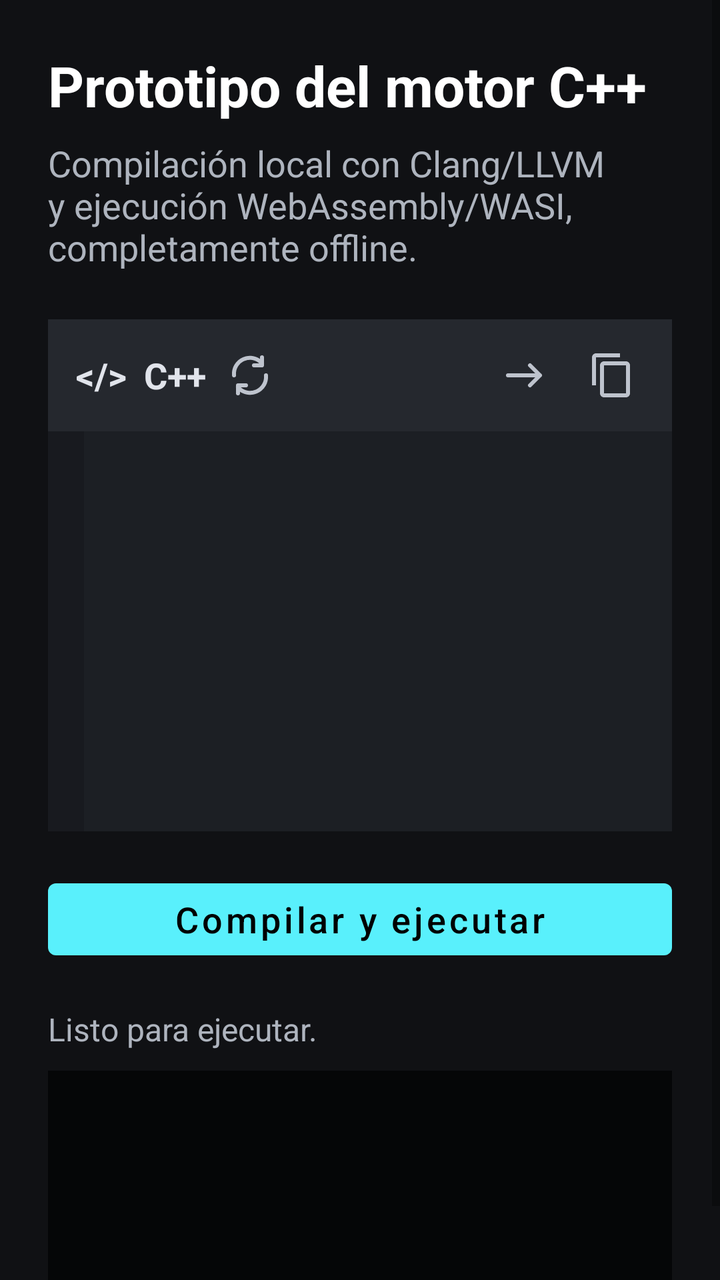
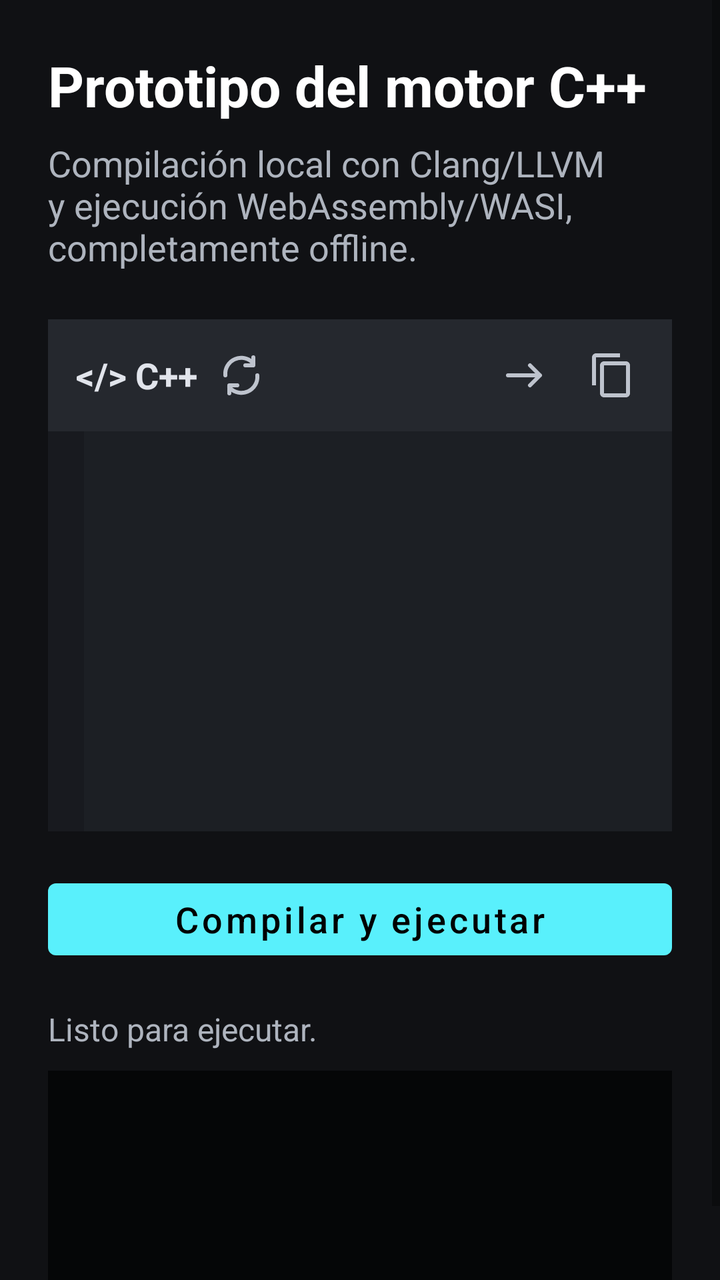

An Android layout rendered at two revisions. The XML below is the earlier revision; the diff shows what the commit changed to produce the second picture.
<!-- AndroidManifest.xml: application theme Theme.LearnGraphicsProgramming -->
<!-- res/layout/activity_cpp_prototype.xml -->
<?xml version="1.0" encoding="utf-8"?>
<ScrollView
    xmlns:android="http://schemas.android.com/apk/res/android"
    android:layout_width="match_parent"
    android:layout_height="match_parent"
    android:background="#101114"
    android:clipChildren="false"
    android:clipToPadding="false"
    android:fillViewport="true">

    <LinearLayout
        android:layout_width="match_parent"
        android:layout_height="wrap_content"
        android:clipChildren="false"
        android:clipToPadding="false"
        android:orientation="vertical"
        android:padding="24dp">

        <TextView
            android:layout_width="match_parent"
            android:layout_height="wrap_content"
            android:text="@string/cpp_runtime_title"
            android:textColor="#FFFFFF"
            android:textSize="28sp"
            android:textStyle="bold" />

        <TextView
            android:layout_width="match_parent"
            android:layout_height="wrap_content"
            android:layout_marginTop="8dp"
            android:text="@string/cpp_runtime_description"
            android:textColor="#AEB4BE"
            android:textSize="18sp" />

        

        <LinearLayout
            android:id="@+id/codeCard"
            android:layout_width="match_parent"
            android:layout_height="wrap_content"
            android:layout_marginTop="24dp"
            android:orientation="vertical">

            

            <LinearLayout
                android:layout_width="match_parent"
                android:layout_height="wrap_content"
                android:background="#25282E"
                android:gravity="center_vertical"
                android:orientation="horizontal"
                android:paddingStart="14dp"
                android:paddingTop="8dp"
                android:paddingEnd="8dp"
                android:paddingBottom="8dp">

                <TextView
                    android:layout_width="wrap_content"
                    android:layout_height="wrap_content"
                    android:text="&lt;/&gt;  C++"
                    android:textColor="#E1E4EB"
                    android:textSize="18sp"
                    android:textStyle="bold" />

                <TextView
                    android:id="@+id/resetCodeButton"
                    android:layout_width="wrap_content"
                    android:layout_height="wrap_content"
                    android:contentDescription="@string/exercise_reset_code"
                    android:gravity="center"
                    android:paddingStart="10dp"
                    android:paddingTop="8dp"
                    android:paddingEnd="10dp"
                    android:paddingBottom="8dp"
                    android:drawableStart="@drawable/ic_code_reset" />

                <View
                    android:layout_width="0dp"
                    android:layout_height="1dp"
                    android:layout_weight="1" />

                <TextView
                    android:id="@+id/alignCodeButton"
                    android:layout_width="wrap_content"
                    android:layout_height="wrap_content"
                    android:contentDescription="@string/exercise_wrap_disabled"
                    android:gravity="center"
                    android:paddingStart="10dp"
                    android:paddingTop="8dp"
                    android:paddingEnd="10dp"
                    android:paddingBottom="8dp"
                    android:drawableStart="@drawable/ic_code_wrap_off" />

                <TextView
                    android:id="@+id/copyCodeButton"
                    android:layout_width="wrap_content"
                    android:layout_height="wrap_content"
                    android:contentDescription="@string/copy_code"
                    android:gravity="center"
                    android:paddingStart="10dp"
                    android:paddingTop="8dp"
                    android:paddingEnd="10dp"
                    android:paddingBottom="8dp"
                    android:drawableStart="@drawable/ic_code_copy" />

            </LinearLayout>

            

            <LinearLayout
                android:id="@+id/codeEditorBody"
                android:layout_width="match_parent"
                android:layout_height="wrap_content"
                android:background="#1C1F24"
                android:baselineAligned="false"
                android:minHeight="200dp"
                android:orientation="horizontal">

                

                <TextView
                    android:id="@+id/lineNumbers"
                    android:layout_width="18dp"
                    android:layout_height="match_parent"
                    android:background="#181A1F"
                    android:fontFamily="monospace"
                    android:gravity="top|end"
                    android:includeFontPadding="false"
                    android:paddingStart="0dp"
                    android:paddingTop="16dp"
                    android:paddingEnd="3dp"
                    android:paddingBottom="16dp"
                    android:textColor="#6F7782"
                    android:textSize="18sp" />

                

                <EditText
                    android:id="@+id/sourceCode"
                    android:layout_width="0dp"
                    android:layout_height="wrap_content"
                    android:layout_weight="1"
                    android:background="@android:color/transparent"
                    android:fontFamily="monospace"
                    android:gravity="top|start"
                    android:includeFontPadding="false"
                    android:inputType="textMultiLine|textNoSuggestions"
                    android:minHeight="200dp"
                    android:overScrollMode="never"
                    android:paddingStart="10dp"
                    android:paddingTop="16dp"
                    android:paddingEnd="16dp"
                    android:paddingBottom="16dp"
                    android:scrollHorizontally="true"
                    android:scrollbars="horizontal"
                    android:textColor="#E6EDF3"
                    android:textSize="18sp" />

            </LinearLayout>

        </LinearLayout>

        <Button
            android:id="@+id/runButton"
            android:layout_width="match_parent"
            android:layout_height="wrap_content"
            android:layout_marginTop="20dp"
            android:text="@string/cpp_runtime_run"
            android:textAllCaps="false"
            android:textSize="18sp" />

        <TextView
            android:id="@+id/statusText"
            android:layout_width="match_parent"
            android:layout_height="wrap_content"
            android:layout_marginTop="20dp"
            android:text="@string/cpp_runtime_ready"
            android:textColor="#AEB4BE"
            android:textSize="16sp" />

        <TextView
            android:id="@+id/outputText"
            android:layout_width="match_parent"
            android:layout_height="wrap_content"
            android:layout_marginTop="10dp"
            android:background="#050607"
            android:fontFamily="monospace"
            android:minHeight="120dp"
            android:padding="18sp"
            android:textColor="#79E29D"
            android:textIsSelectable="true"
            android:textSize="18sp" />

    </LinearLayout>

</ScrollView>
<!-- resources referenced by this layout -->
<resources>
  <!-- drawable ic_code_copy (drawable) -->
  <vector xmlns:android="http://schemas.android.com/apk/res/android"
      android:width="24dp"
      android:height="24dp"
      android:viewportWidth="24"
      android:viewportHeight="24">
  
      <path
          android:fillColor="#BEC3CD"
          android:pathData="M16,1H4C2.9,1 2,1.9 2,3V17H4V3H16V1ZM19,5H8C6.9,5 6,5.9 6,7V21C6,22.1 6.9,23 8,23H19C20.1,23 21,22.1 21,21V7C21,5.9 20.1,5 19,5ZM19,21H8V7H19V21Z" />
  
  </vector>
  <!-- drawable ic_code_reset (drawable) -->
  <vector xmlns:android="http://schemas.android.com/apk/res/android"
      android:width="24dp"
      android:height="24dp"
      android:viewportWidth="24"
      android:viewportHeight="24">
  
      <path
          android:fillColor="@android:color/transparent"
          android:strokeColor="#BEC3CD"
          android:strokeWidth="2"
          android:strokeLineCap="round"
          android:strokeLineJoin="round"
          android:pathData="M4,12 A8,8 0,0 1,18,6" />
  
      <path
          android:fillColor="@android:color/transparent"
          android:strokeColor="#BEC3CD"
          android:strokeWidth="2"
          android:strokeLineCap="round"
          android:strokeLineJoin="round"
          android:pathData="M18,3 L18,7 L14,7" />
  
      <path
          android:fillColor="@android:color/transparent"
          android:strokeColor="#BEC3CD"
          android:strokeWidth="2"
          android:strokeLineCap="round"
          android:strokeLineJoin="round"
          android:pathData="M20,12 A8,8 0,0 1,6,18" />
  
      <path
          android:fillColor="@android:color/transparent"
          android:strokeColor="#BEC3CD"
          android:strokeWidth="2"
          android:strokeLineCap="round"
          android:strokeLineJoin="round"
          android:pathData="M6,21 L6,17 L10,17" />
  
  </vector>
  <!-- drawable ic_code_wrap_off (drawable) -->
  <vector xmlns:android="http://schemas.android.com/apk/res/android"
      android:width="24dp"
      android:height="24dp"
      android:viewportWidth="24"
      android:viewportHeight="24">
  
      <path
          android:fillColor="@android:color/transparent"
          android:strokeColor="#BEC3CD"
          android:strokeWidth="2"
          android:strokeLineCap="round"
          android:strokeLineJoin="round"
          android:pathData="M4,12 L20,12 M15,7 L20,12 L15,17" />
  
  </vector>
  <string name="copy_code">Copiar</string>
  <string name="cpp_runtime_description">Compilación local con Clang/LLVM y ejecución WebAssembly/WASI, completamente offline.</string>
  <string name="cpp_runtime_ready">Listo para ejecutar.</string>
  <string name="cpp_runtime_run">Compilar y ejecutar</string>
  <string name="cpp_runtime_title">Prototipo del motor C++</string>
  <string name="exercise_reset_code">Reiniciar código</string>
  <string name="exercise_wrap_disabled">Ajuste de línea desactivado</string>
  <style name="Theme.LearnGraphicsProgramming" parent="Theme.MaterialComponents.DayNight.DarkActionBar">
          
          <item name="colorPrimary">@color/purple_500</item>
          <item name="colorPrimaryVariant">@color/purple_700</item>
          <item name="colorOnPrimary">@color/black</item>
          
          <item name="colorSecondary">@color/teal_200</item>
          <item name="colorSecondaryVariant">@color/teal_700</item>
          <item name="colorOnSecondary">@color/black</item>
          
          <item name="android:statusBarColor">?attr/colorPrimaryVariant</item>
          
          <item name="windowActionBar">false</item>
          <item name="windowNoTitle">true</item>
      </style>
  <color name="purple_500">#FF59F0FC</color>
  <color name="purple_700">#FF31848B</color>
  <color name="black">#FF000000</color>
  <color name="teal_200">#FF03DAC5</color>
  <color name="teal_700">#FF018786</color>
</resources>

<!-- the commit's change to res/layout/activity_cpp_prototype.xml (unified diff, before → after) -->
@@ -57,7 +57,7 @@
                 <TextView
                     android:layout_width="wrap_content"
                     android:layout_height="wrap_content"
-                    android:text="&lt;/&gt;  C++"
+                    android:text="@string/cpp_code_symbol"
                     android:textColor="#E1E4EB"
                     android:textSize="18sp"
                     android:textStyle="bold" />
<!-- resource entries referenced after the edit -->
@@ -69,6 +69,7 @@
   
   </vector>
   <string name="copy_code">Copiar</string>
+  <string name="cpp_code_symbol" translatable="false">&lt;/&gt;  C++</string>
   <string name="cpp_runtime_description">Compilación local con Clang/LLVM y ejecución WebAssembly/WASI, completamente offline.</string>
   <string name="cpp_runtime_ready">Listo para ejecutar.</string>
   <string name="cpp_runtime_run">Compilar y ejecutar</string>
